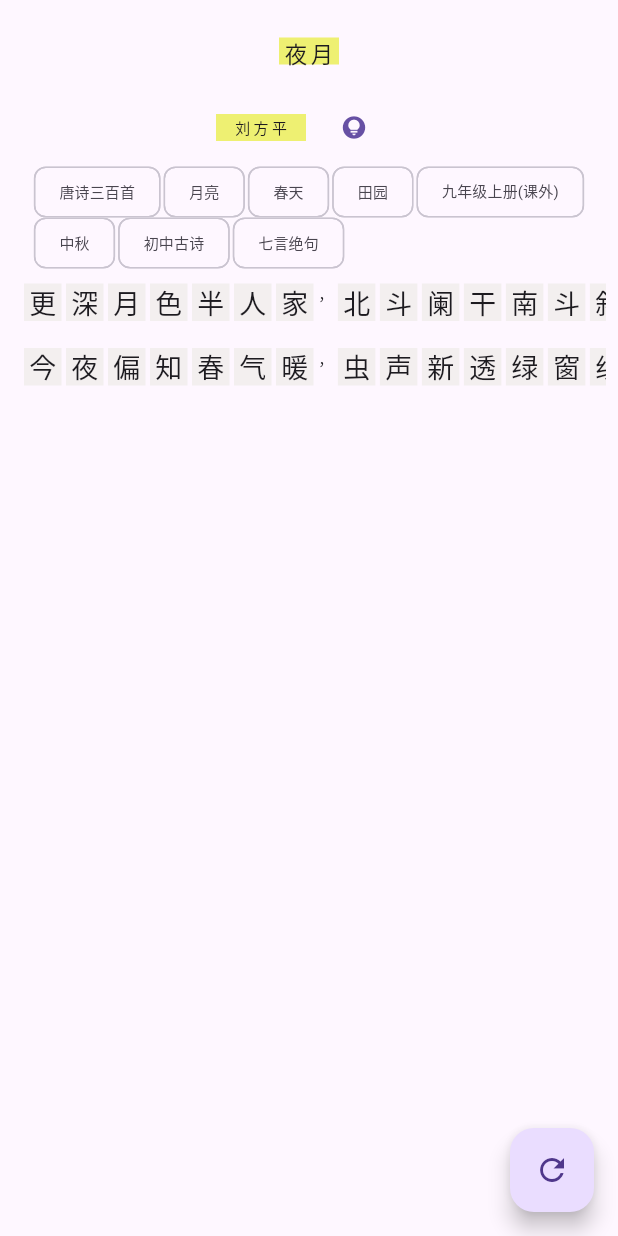
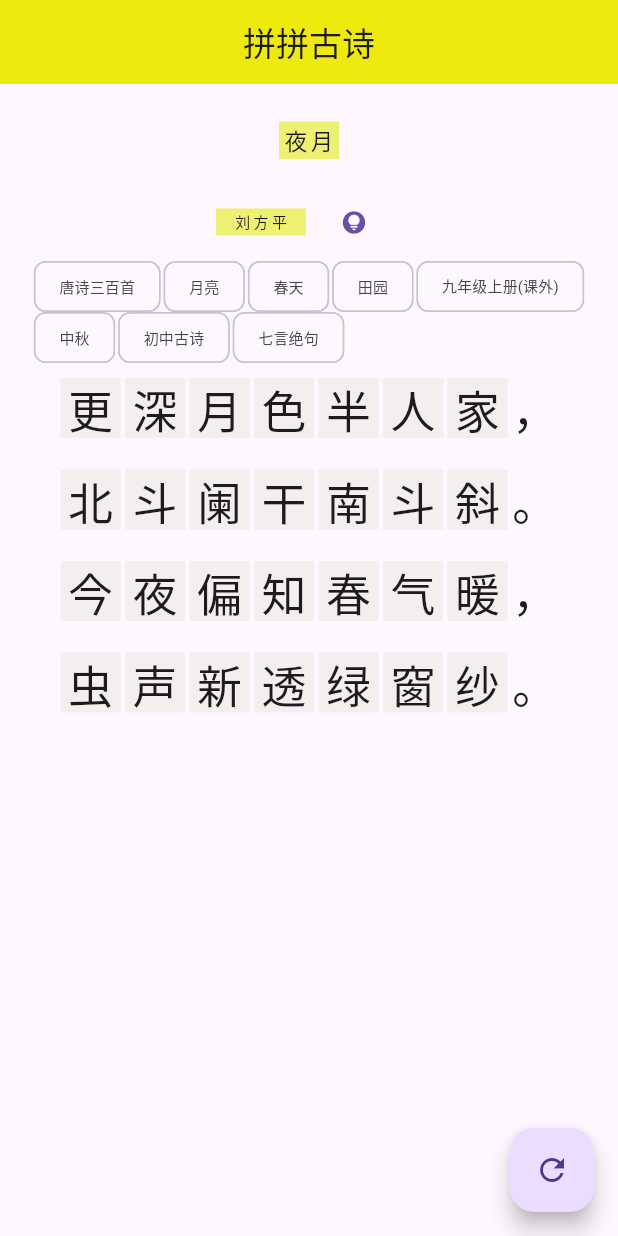
Before and after one commit to stardust1900/poem_puzzle, a Flutter app: the screen it shows after launch, after a tap on the "lightbulb circle" icon, on a phone screen of 412 x 824 dp. Run offline on Flutter 3.47's test engine with Material 3 defaults, Android fonts, the light colour scheme and no system bars.

Commit message:
修改应用名

```diff
--- a/lib/main.dart
+++ b/lib/main.dart
@@ -63,7 +63,7 @@ class _PoemHomePageState extends State<PoemHomePage> {
   }
 
   @override
-  Widget build(Object context) {
+  Widget build(BuildContext context) {
     if (choosePoem != null) {
       List<Widget> wgts = [];
       var title = choosePoem['title'];
@@ -76,14 +76,30 @@ class _PoemHomePageState extends State<PoemHomePage> {
       if (tags.isNotEmpty) {
         wgts.add(tagsRow(tags));
       }
+      List<String> rows = [];
+      for (int idx = 0; idx < choosePoem['paragraphs'].length; idx++) {
+        var line = choosePoem['paragraphs'][idx];
+        final sb = StringBuffer();
+        for (var s in line.split("")) {
+          sb.write(s);
+          if (!checkPunctuate(s)) {
+            rows.add(sb.toString());
+            sb.clear();
+          }
+        }
+        // wgts.add(wRow(rowIndex, choosePoem['paragraphs'][rowIndex]));
+      }
 
-      for (int rowIndex = 0;
-          rowIndex < choosePoem['paragraphs'].length;
-          rowIndex++) {
-        wgts.add(wRow(rowIndex, choosePoem['paragraphs'][rowIndex]));
+      for (int rowIndex = 0; rowIndex < rows.length; rowIndex++) {
+        wgts.add(wRow(rowIndex, rows[rowIndex], context));
       }
       final ctrler = ScrollController(initialScrollOffset: 0);
       return Scaffold(
+        appBar: AppBar(
+          title: const Text("拼拼古诗"),
+          centerTitle: true,
+          backgroundColor: const Color.fromARGB(255, 238, 234, 14),
+        ),
         body: Column(children: <Widget>[
           Expanded(
             flex: 3,
@@ -132,13 +148,16 @@ class _PoemHomePageState extends State<PoemHomePage> {
     }
   }
 
-  Widget wRow(int rowIndex, String text) {
+  Widget wRow(int rowIndex, String text, BuildContext context) {
     List<String> characters = text.split("");
     var targetVisibables = [];
     for (var c in characters) {
       targetVisibables.add(!checkPunctuate(c));
     }
+    if (rowVisibables.length < rowIndex + 1) {
       rowVisibables.add(targetVisibables);
+    }
+
     List<Widget> targetWidgets = [];
     var len = characters.length;
     for (int i = 0; i < len; i++) {
@@ -146,14 +165,14 @@ class _PoemHomePageState extends State<PoemHomePage> {
         targetWidgets.add(DragTarget<String>(
           builder: (context, candidateData, rejectedData) {
             return Container(
-              width: 25,
-              height: 25,
+              width: 40,
+              height: 40,
               color: const Color.fromARGB(255, 243, 239, 239),
               alignment: Alignment.center,
               child: Visibility(
                   visible: rowVisibables[rowIndex][i],
                   child: Text(characters[i],
-                      style: const TextStyle(fontSize: 18))),
+                      style: const TextStyle(fontSize: 30))),
             );
           },
           // 当拖拽进入时，判断是否接受
@@ -166,12 +185,28 @@ class _PoemHomePageState extends State<PoemHomePage> {
               // print('rowIndex:$rowIndex i:$i');
               rowVisibables[rowIndex][i] = true;
               pickCharacters.remove(c);
+              // print(rowVisibables);
+              for (int r = 0; r < rowVisibables.length; r++) {
+                for (int s = 0; s < rowVisibables[r].length; s++) {
+                  if (!rowVisibables[r][s]) {
+                    return;
+                  }
+                }
+              }
+              showDialog(
+                  context: context,
+                  builder: (context) {
+                    return const AlertDialog(
+                      title: Text("恭喜你"),
+                      content: Text("拼接古诗成功！"),
+                    );
+                  });
             });
           },
         ));
       } else {
         targetWidgets
-            .add(Text(characters[i], style: const TextStyle(fontSize: 10)));
+            .add(Text(characters[i], style: const TextStyle(fontSize: 30)));
       }
     }
 
@@ -209,7 +244,7 @@ class _PoemHomePageState extends State<PoemHomePage> {
                 padding: const EdgeInsets.all(16.0),
                 child: Container(
                     width: w,
-                    height: 18,
+                    height: 25,
                     color: Color.fromARGB(255, 238, 240, 114),
                     alignment: Alignment.center,
                     child: Wrap(
@@ -289,21 +324,21 @@ class _PoemHomePageState extends State<PoemHomePage> {
         data: c,
         feedback: Container(
           // 拖拽时的显示
-          width: 30,
-          height: 30,
+          width: 55,
+          height: 55,
           color: const Color.fromARGB(255, 243, 239, 239).withOpacity(0.5),
           alignment: Alignment.center,
-          child: Text(c, style: const TextStyle(fontSize: 20)),
+          child: Text(c, style: const TextStyle(fontSize: 45)),
         ), // 携带的数据
         child: Container(
           // 正常状态下的显示
-          width: 25,
-          height: 25,
+          width: 45,
+          height: 45,
           color: const Color.fromARGB(255, 243, 239, 239),
           alignment: Alignment.center,
           child: Text(
             c,
-            style: const TextStyle(fontSize: 18),
+            style: const TextStyle(fontSize: 35),
           ),
         ),
       );
@@ -322,21 +357,26 @@ class _PoemHomePageState extends State<PoemHomePage> {
           child: SingleChildScrollView(
             controller: ctrler,
             scrollDirection: Axis.horizontal,
-            // padding: const EdgeInsets.all(8.0),
+            // padding: const EdgeInsets.all(50.0),
             child: Column(
               children: [
-                Wrap(
+                Padding(
+                  padding: const EdgeInsets.all(1.0),
+                  child: Wrap(
                     spacing: 3,
                     // runSpacing: 10,
                     //动态创建一个List<Widget>
                     children: wrap1children,
                   ),
-                Wrap(
+                ),
+                Padding(
+                    padding: const EdgeInsets.all(2.0),
+                    child: Wrap(
                       spacing: 3,
                       // runSpacing: 10,
                       //动态创建一个List<Widget>
                       children: wrap2children,
-                )
+                    ))
               ],
             ),
           ),
--- a/pubspec.yaml
+++ b/pubspec.yaml
@@ -1,5 +1,5 @@
-name: peom_puzzle
-description: A new Flutter project.
+name: poem_puzzle
+description: 一个古诗拼图应用
 publish_to: 'none'
 version: 0.1.0
 
```
Also changed, not shown: 1 other file. Lines whose indentation alone changed are shown as unchanged.
